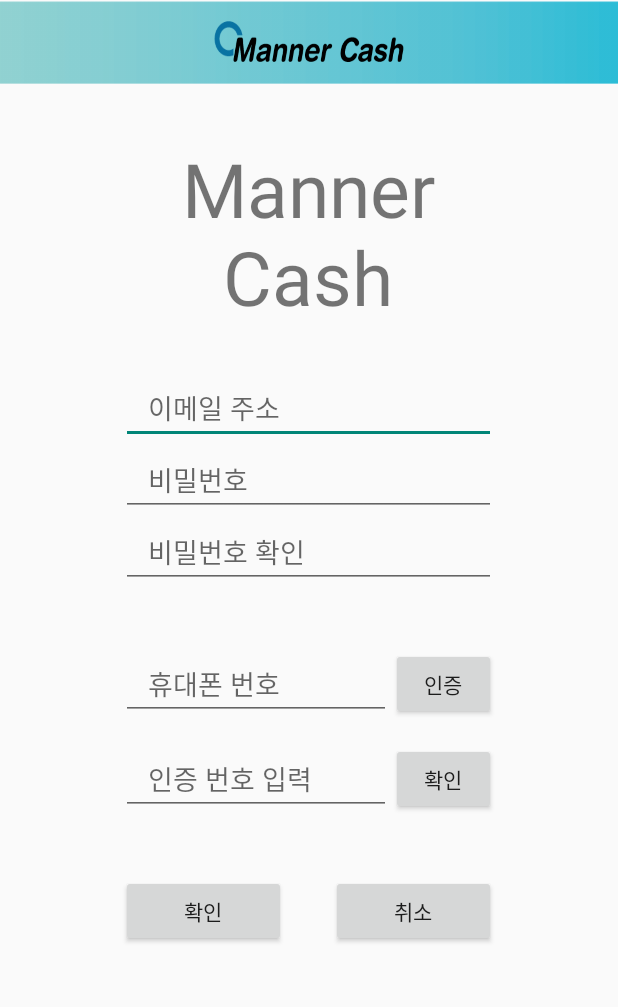
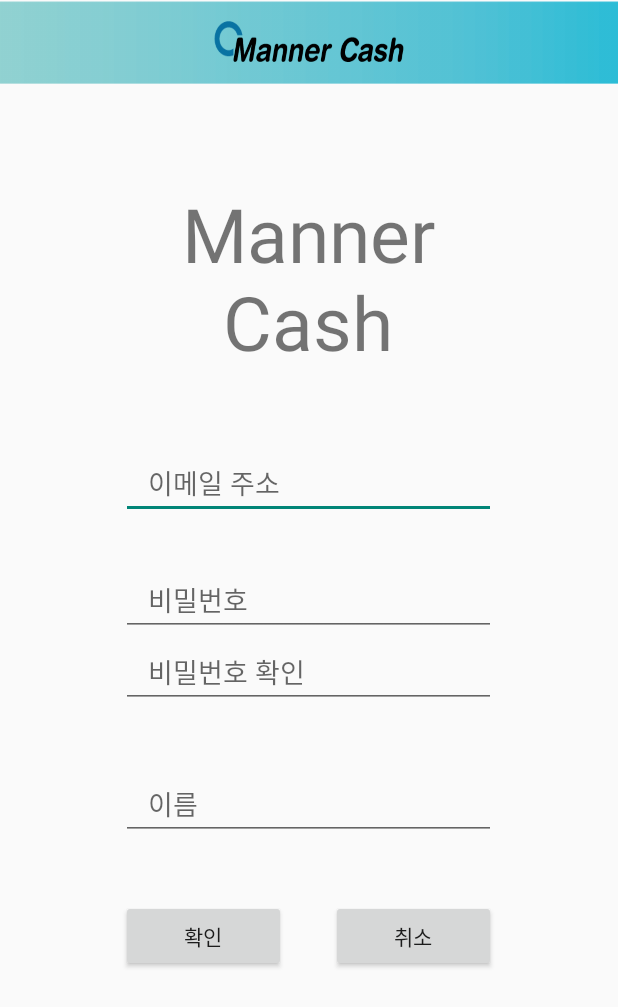
Before and after one commit to Benjamin0326/appology, an Android app: the SignupActivity screen opened directly, with no data from a screen before it, on a phone screen of 412 x 824 dp. Shown: the top 1007 px of the screen. Run offline under Robolectric (Android 15) with nearby library versions, the phone set to English and light mode, and no system bars.

Commit message:
배경화면 삽입 속도표시 이미지 바뀔때 죽는문제 수정 수정->로그아웃으로 변경 회원가입에 휴대폰번호 삭제, 이름 추가 기타 여러 버그 수정

```diff
--- a/app/src/main/java/com/appology/mannercash/mannercash/SignupActivity.java
+++ b/app/src/main/java/com/appology/mannercash/mannercash/SignupActivity.java
@@ -56,12 +56,9 @@ public class SignupActivity extends ActionBarActivity {
         EditText email;
         EditText passWord;
         EditText passWord2;
-        EditText phoneNum;
-        EditText authNum;
+        EditText name;
         Button btnOk;
         Button btnCancel;
-        Button btnPhone;
-        Button btnAuth;
 
         public SignUpFragment1() {
         }
@@ -73,13 +70,10 @@ public class SignupActivity extends ActionBarActivity {
             email = (EditText) rootView.findViewById(R.id.signup_email);
             passWord = (EditText) rootView.findViewById(R.id.signup_password);
             passWord2 = (EditText) rootView.findViewById(R.id.signup_password2);
-            phoneNum = (EditText) rootView.findViewById(R.id.signup_phone_num);
-            authNum = (EditText) rootView.findViewById(R.id.signup_auth_num);
+            name = (EditText) rootView.findViewById(R.id.signup_name);
 
             btnOk = (Button) rootView.findViewById(R.id.signup_ok);
             btnCancel = (Button) rootView.findViewById(R.id.signup_cancel);
-            btnPhone = (Button) rootView.findViewById(R.id.signup_btn_phone);
-            btnAuth = (Button) rootView.findViewById(R.id.signup_btn_auth);
 
             btnOk.setOnClickListener(new View.OnClickListener() {
                 public void onClick(View v) {
@@ -89,8 +83,8 @@ public class SignupActivity extends ActionBarActivity {
                         Toast.makeText(mContext.getApplicationContext(), "비밀번호는 8자리 이상이여야 합니다.", Toast.LENGTH_LONG).show();
                     else if(!isValidPasswordConfirm(passWord.getText().toString(), passWord2.getText().toString()))
                         Toast.makeText(mContext.getApplicationContext(), "비밀번호가 같지 않습니다.", Toast.LENGTH_LONG).show();
-                    else if(phoneNum.getText().toString().isEmpty())
-                        Toast.makeText(mContext.getApplicationContext(), "휴대폰 번호를 입력해주세요.", Toast.LENGTH_LONG).show();
+                    else if(name.getText().toString().isEmpty())
+                        Toast.makeText(mContext.getApplicationContext(), "이름을 입력해주세요.", Toast.LENGTH_LONG).show();
                     else
                         getActivity().getSupportFragmentManager().beginTransaction().replace(R.id.container, signUpFrag2).commit();
                 }
@@ -103,19 +97,7 @@ public class SignupActivity extends ActionBarActivity {
                     getActivity().finish();
                 }
             });
-/*
-            btnPhone.setOnClickListener(new View.OnClickListener() {
-                @Override
-                public void onClick(View v) {
-                    phoNumStr = phoneNum.getText().toString();
-                    if(phoneNum != null) {
-                        smsSend(phoNumStr);
-                    } else {
-                        Toast.makeText(mContext.getApplicationContext(), "휴대폰 번호를 입력해주세요.", Toast.LENGTH_SHORT).show();
-                    }
-                }
-            });
-*/
+
             return rootView;
         }
 
@@ -142,22 +124,13 @@ public class SignupActivity extends ActionBarActivity {
             }
             return false;
         }
-/*
-        void smsSend(String phoneNum) {
-            SmsManager mSmsManager = SmsManager.getDefault();
-            Random rand = new Random();
-            Integer randNum = rand.nextInt(8999) + 1000;
-            String smsText = randNum.toString();
 
-            mSmsManager.sendTextMessage(phoneNum, null, smsText, null, null);
-        }
-*/
         public EditText getEmail() {
             return email;
         }
 
-        public EditText getPhoneNum() {
-            return phoneNum;
+        public EditText getName() {
+            return name;
         }
 
         public EditText getPasswd() {
@@ -197,11 +170,11 @@ public class SignupActivity extends ActionBarActivity {
                 public void onClick(View v) {
                     EditText email = signUpFrag1.getEmail();
                     EditText password = signUpFrag1.getPasswd();
-                    EditText phoneNum = signUpFrag1.getPhoneNum();
+                    EditText name = signUpFrag1.getName();
 
                     String emailString = email.getText().toString();
                     String passwordString = password.getText().toString();
-                    String phoneNumString = phoneNum.getText().toString();
+                    String nameString = name.getText().toString();
                     String cardNumString = cardNum1.getText().toString() +
                                         cardNum2.getText().toString() +
                                         cardNum3.getText().toString() +
@@ -214,7 +187,7 @@ public class SignupActivity extends ActionBarActivity {
                         Toast.makeText(mContext.getApplicationContext(),  "카드번호를 제대로 입력해주세요.", Toast.LENGTH_LONG).show();
                     else {
                         task = new Signup();
-                        task.execute(emailString, passwordString, phoneNumString, cardNumString);
+                        task.execute(emailString, passwordString, nameString, cardNumString);
                         getActivity().finish();
                     }
                     /*SharedPreferences settings = mContext.getSharedPreferences("MannerCash", MODE_PRIVATE);
@@ -246,12 +219,12 @@ public class SignupActivity extends ActionBarActivity {
             try {
                 String id = (String) arg[0];
                 String password = (String) arg[1];
-                String phoneNum = (String) arg[2];
+                String name = (String) arg[2];
                 String cardNum = (String) arg[3];
                 String link = "http://10.0.2.2/mannercash_server.php?code=1&id=" +
                         URLEncoder.encode(id, "UTF-8") + "&password=" +
-                        URLEncoder.encode(password, "UTF-8") + "&phoneNum=" +
-                        URLEncoder.encode(phoneNum, "UTF-8") + "&cardNum=" +
+                        URLEncoder.encode(password, "UTF-8") + "&name=" +
+                        URLEncoder.encode(name, "UTF-8") + "&cardNum=" +
                         URLEncoder.encode(cardNum, "UTF-8") + "&point=" +
                         URLEncoder.encode("", "UTF-8");
 
--- a/app/src/main/res/layout/activity_signup_1.xml
+++ b/app/src/main/res/layout/activity_signup_1.xml
@@ -19,7 +19,7 @@
         android:gravity="center"
         android:layout_alignParentTop="true"
         android:layout_centerHorizontal="true"
-        android:layout_marginTop="20dp"
+        android:layout_marginTop="50dp"
         android:id="@+id/signup_textView" />
 
     <EditText
@@ -30,7 +30,7 @@
         android:inputType="textEmailAddress"
         android:layout_below="@+id/signup_textView"
         android:layout_centerHorizontal="true"
-        android:layout_marginTop="30dp"/>
+        android:layout_marginTop="50dp"/>
 
     <EditText
         android:id="@+id/signup_password"
@@ -38,6 +38,7 @@
         android:layout_height="wrap_content"
         android:hint="   비밀번호"
         android:inputType="textPassword"
+        android:layout_marginTop="30dp"
         android:layout_below="@+id/signup_email"
         android:layout_centerHorizontal="true" />
 
@@ -51,39 +52,13 @@
         android:layout_centerHorizontal="true" />
 
     <EditText
-        android:id="@+id/signup_phone_num"
-        android:layout_width="180dp"
+        android:id="@+id/signup_name"
+        android:layout_width="250dp"
         android:layout_height="wrap_content"
-        android:hint="   휴대폰 번호"
-        android:inputType="number"
+        android:hint="   이름"
         android:layout_below="@+id/signup_password2"
         android:layout_alignLeft="@+id/signup_password2"
         android:layout_marginTop="40dp"/>
-
-    <Button
-        android:id="@+id/signup_btn_phone"
-        android:layout_width="70dp"
-        android:layout_height="wrap_content"
-        android:text="인증"
-        android:layout_alignRight="@+id/signup_password"
-        android:layout_alignBottom="@id/signup_phone_num" />
-
-    <EditText
-        android:id="@+id/signup_auth_num"
-        android:layout_width="180dp"
-        android:layout_height="wrap_content"
-        android:hint="   인증 번호 입력"
-        android:layout_below="@+id/signup_phone_num"
-        android:layout_alignLeft="@+id/signup_password"
-        android:layout_marginTop="15dp"/>
-
-    <Button
-        android:id="@+id/signup_btn_auth"
-        android:layout_width="70dp"
-        android:layout_height="wrap_content"
-        android:text="확인"
-        android:layout_alignRight="@+id/signup_password"
-        android:layout_alignBottom="@id/signup_auth_num" />
 
     <Button
         android:id="@+id/signup_ok"
@@ -91,17 +66,17 @@
         android:layout_height="wrap_content"
         android:text="확인"
         android:layout_alignLeft="@+id/signup_password"
-        android:layout_below="@id/signup_auth_num"
-        android:layout_marginTop="40dp"/>
+        android:layout_marginTop="40dp"
+        android:layout_below="@+id/signup_name" />
 
     <Button
         android:id="@+id/signup_cancel"
         android:layout_width="110dp"
         android:layout_height="wrap_content"
         android:text="취소"
-        android:layout_alignRight="@+id/signup_btn_auth"
-        android:layout_below="@id/signup_btn_auth"
-        android:layout_marginTop="40dp"/>
+        android:layout_marginTop="40dp"
+        android:layout_alignRight="@+id/signup_password"
+        android:layout_alignBottom="@+id/signup_ok" />
 
 
 </RelativeLayout>
--- a/app/src/main/res/layout/activity_signup_2.xml
+++ b/app/src/main/res/layout/activity_signup_2.xml
@@ -19,7 +19,7 @@
         android:gravity="center"
         android:layout_alignParentTop="true"
         android:layout_centerHorizontal="true"
-        android:layout_marginTop="30dp"
+        android:layout_marginTop="50dp"
         android:id="@+id/signup2_textView" />
 
     <TextView
```
Also changed, not shown: app/src/main/java/com/appology/mannercash/mannercash/MainActivity.java (+16 -4 lines), app/src/main/java/com/appology/mannercash/mannercash/MainFunctionTask.java (+5 -5 lines), app/src/main/java/com/appology/mannercash/mannercash/PointStatusActivity.java (+17 -3 lines), app/src/main/java/com/appology/mannercash/mannercash/RankingActivity.java (+16 -3 lines), app/src/main/res/layout/activity_main.xml (+7 -6 lines), app/src/main/res/layout/activity_point_status.xml (+4 -5 lines), app/src/main/res/layout/activity_ranking.xml (+4 -5 lines), app/src/main/res/drawable/backgroundmodify.jpg (deleted), app/src/main/res/drawable/backgroundmodify.png (added), app/src/main/res/drawable/limitspeed.png, app/src/main/res/drawable/limitspeedbackground.png.
